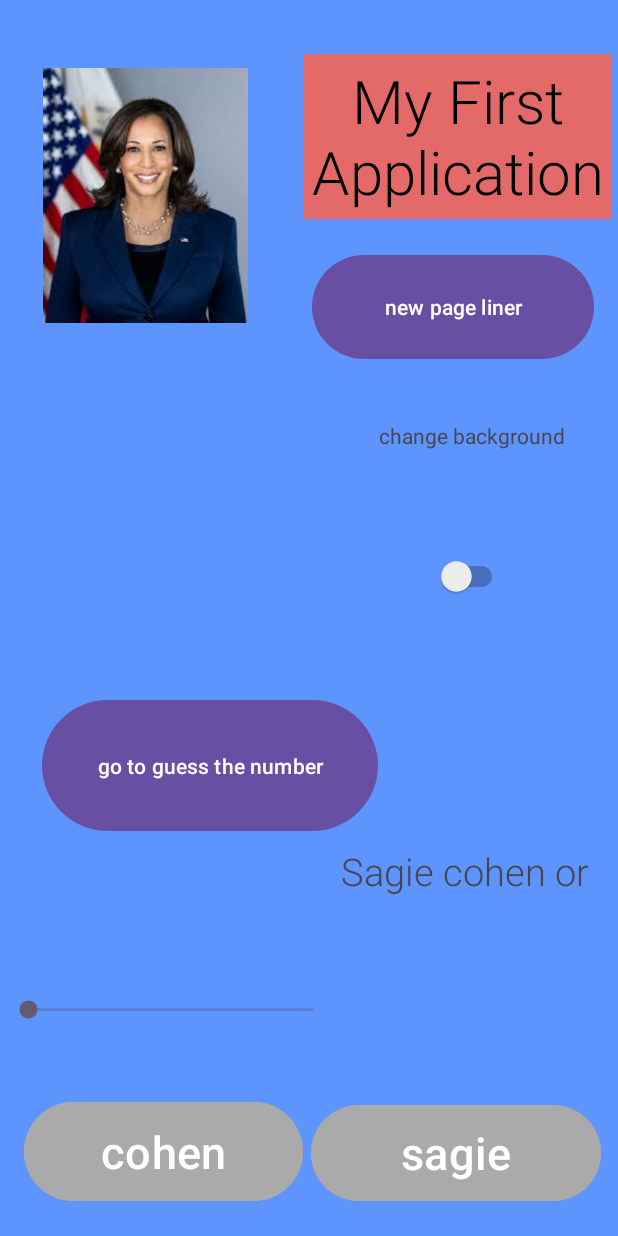
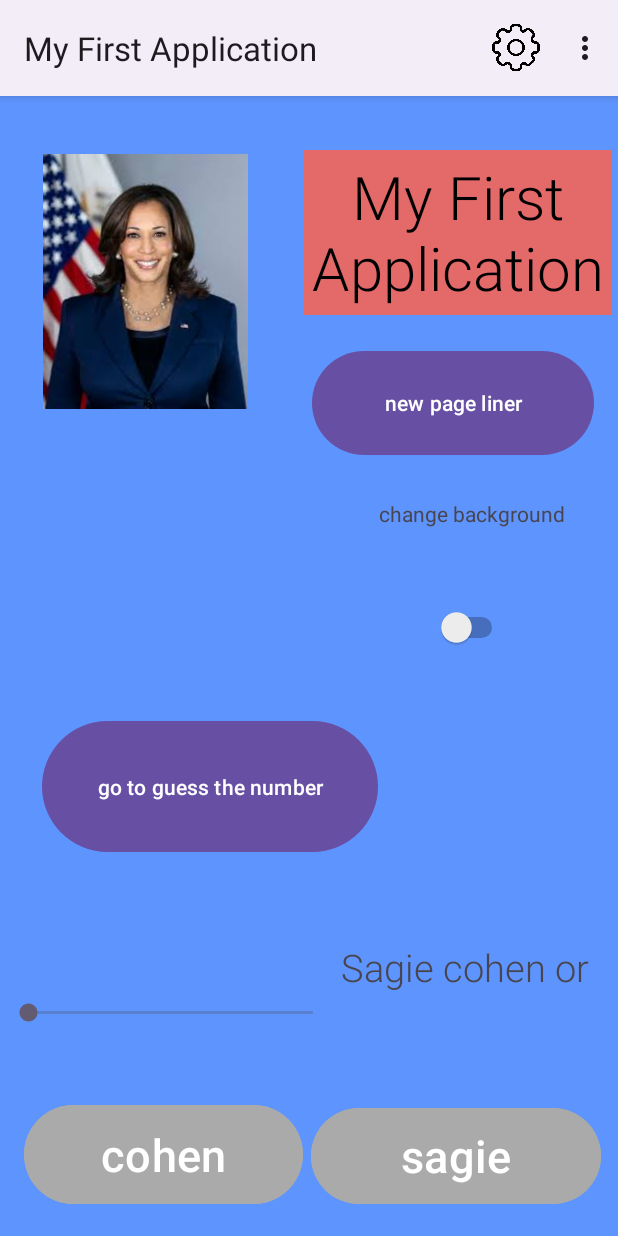
Before and after one commit to sagieCO/MyFirstApplication, an Android app: the screen it shows after launch (MainActivity), on a phone screen of 412 x 824 dp. Run offline under Robolectric (Android 15) with nearby library versions, the light colour scheme and no system bars.

Commit message:
הוספת תפריט

```diff
--- /dev/null
+++ b/app/src/main/res/menu/menu_main.xml
@@ -0,0 +1,32 @@
+<?xml version="1.0" encoding="utf-8"?>
+<menu xmlns:android="http://schemas.android.com/apk/res/android"
+    xmlns:app="http://schemas.android.com/apk/res-auto">
+
+
+    <item
+     android:id="@+id/loginPage"
+        android:title="login"
+        app:showAsAction="never"
+        android:orderInCategory="200"
+
+        />
+     <item
+         android:id="@+id/registerPage"
+         android:title="Register"
+         app:showAsAction="never"
+         android:orderInCategory="100"
+         />
+
+    <item
+        android:id="@+id/mainPage"
+        android:title="Main Page"
+        app:showAsAction="never"
+        android:orderInCategory="50"
+        />
+    <item
+        android:id="@+id/settingPage"
+        android:icon="@drawable/settings_icon_2048x2046_cw28eevx__1_"
+        android:orderInCategory="50"
+        android:title="Setting Page"
+        app:showAsAction="always" />
+</menu>
--- a/app/src/main/res/values/themes.xml
+++ b/app/src/main/res/values/themes.xml
@@ -1,6 +1,6 @@
 <resources xmlns:tools="http://schemas.android.com/tools">
     <!-- Base application theme. -->
-    <style name="Base.Theme.MyFirstApplication" parent="Theme.Material3.DayNight.NoActionBar">
+    <style name="Base.Theme.MyFirstApplication" parent="Theme.Material3.DayNight">
         <!-- Customize your light theme here. -->
         <!-- <item name="colorPrimary">@color/my_light_primary</item> -->
     </style>
--- a/build.gradle
+++ b/build.gradle
@@ -1,4 +1,4 @@
 // Top-level build file where you can add configuration options common to all sub-projects/modules.
 plugins {
-id 'com.android.application' version '7.4.1' apply false
+id 'com.android.application' version '8.8.0' apply false
 }
```
Also changed, not shown: app/build.gradle (+13 -3 lines), app/src/main/java/com/sagie/myfirstapplication/MainActivity.java (+31 -2 lines), app/src/main/res/drawable/settings_icon_2048x2046_cw28eevx__1_.png (added), gradle/wrapper/gradle-wrapper.properties.
